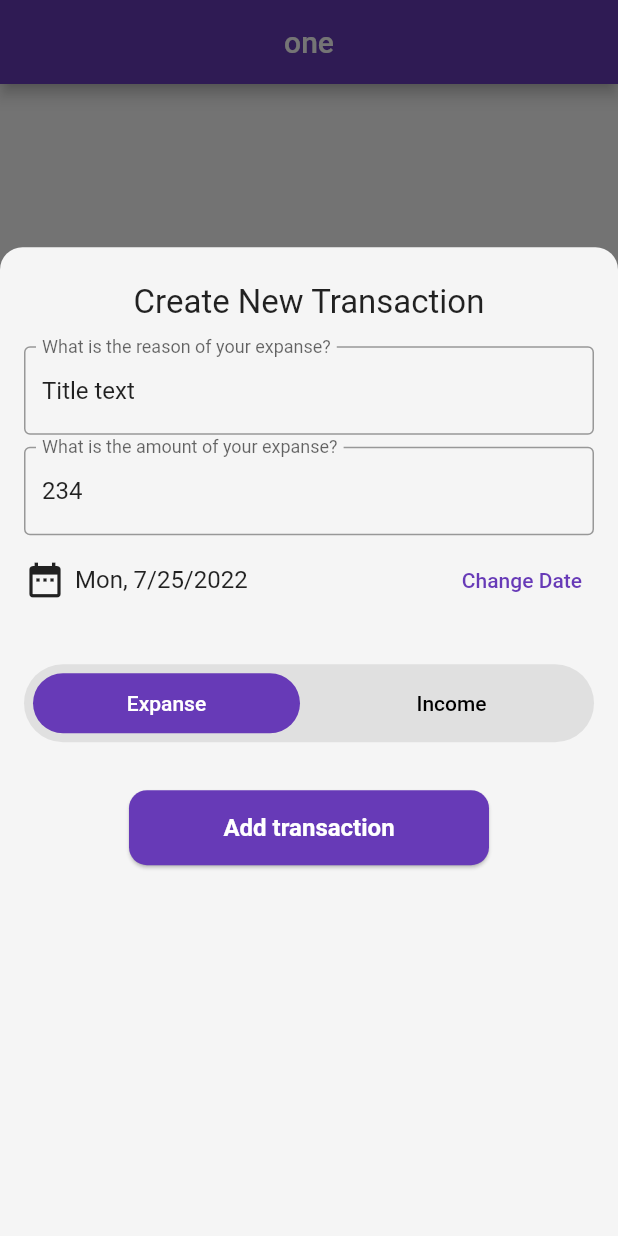
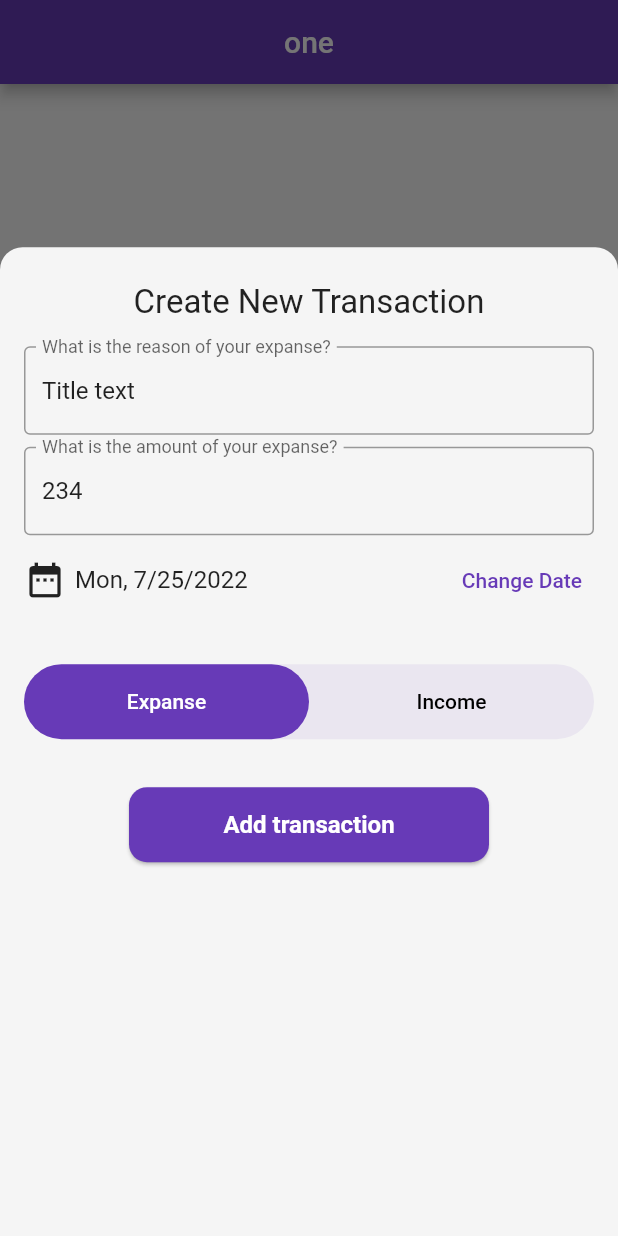
Before and after one commit to hasansujon786/waleti, a Flutter app: the screen it shows once a user with an empty profile is signed in, item 2 of the bottom bar chosen, after a tap on the "add" icon, on a phone screen of 412 x 824 dp. Run offline on Flutter 3.47's test engine with Material 2 defaults, Android fonts, the phone set to English and light mode, and no system bars; our stand-ins replace cloud_firestore, firebase_auth, firebase_core, fl_chart, flutter_riverpod, google_sign_in; accounts and stored records are empty; Roboto replaces fonts that are missing (rubik).

Commit message:
ui: add line chat ui

```diff
--- a/lib/main.dart
+++ b/lib/main.dart
@@ -1,4 +1,5 @@
 import 'package:flutter/material.dart';
+import 'package:flutter/services.dart';
 import 'package:flutter_riverpod/flutter_riverpod.dart';
 import 'package:firebase_core/firebase_core.dart';
 import 'package:cloud_firestore/cloud_firestore.dart';
@@ -15,6 +16,6 @@ Future<void> main() async {
   if (shouldUseFirestoreEmulator) {
     FirebaseFirestore.instance.useFirestoreEmulator('localhost', 8080);
   }
-  // await SystemChrome.setPreferredOrientations([DeviceOrientation.portraitUp]);
+  await SystemChrome.setPreferredOrientations([DeviceOrientation.portraitUp]);
   runApp(const ProviderScope(child: App()));
 }
--- a/lib/pages/home/view/home.view.dart
+++ b/lib/pages/home/view/home.view.dart
@@ -1,13 +1,7 @@
 import 'package:flutter/material.dart';
 import 'package:flutter_riverpod/flutter_riverpod.dart';
 
-import '../../../configs/configs.dart';
-import '../../../controllers/controllers.dart';
-import '../../../models/models.dart';
-import '../../../pages/pages.dart';
 import '../widgets/widgets.dart';
-
-const Color _bg = Colors.blue;
 
 class HomeView extends ConsumerWidget {
   final String title;
@@ -15,125 +9,13 @@ class HomeView extends ConsumerWidget {
 
   @override
   Widget build(BuildContext context, ref) {
-    return Scaffold(
+    return const Scaffold(
       backgroundColor: Colors.white,
       body: CustomScrollView(
         slivers: <Widget>[
-          sliverAppbar(),
-          const _ListTopRCorner(),
-          // listItems(),
-          listItems2(ref),
-        ],
-      ),
-    );
-  }
-
-  SliverAppBar sliverAppbar() {
-    return SliverAppBar(
-      title: Row(
-        mainAxisAlignment: MainAxisAlignment.center,
-        children: const <Widget>[
-          Padding(padding: EdgeInsets.all(16.0), child: Text(Constants.appName)),
-        ],
-      ),
-      expandedHeight: 230.0,
-      floating: false,
-      pinned: true,
-      stretch: true,
-      flexibleSpace: FlexibleSpaceBar(
-        background: Container(
-          color: _bg,
-          // child: const Center(child: Text('fooo')),
-        ),
-      ),
-    );
-  }
-
-  Widget listItems() {
-    return StreamBuilder(
-      stream: readTransactionsStream(),
-      builder: (BuildContext context, AsyncSnapshot snapshot) {
-        if (snapshot.hasError) return buildSliverBoxCenter(Text('Error: ${snapshot.error.toString()}'));
-        if (snapshot.connectionState == ConnectionState.waiting) return buildSliverBoxCenter(const Text('Loading...'));
-
-        final List<MyTransaction> transactions = snapshot.data;
-        if (snapshot.hasData && transactions.isNotEmpty) {
-          return SliverList(
-            delegate: SliverChildBuilderDelegate(
-              (context, index) => TransactionListItem(
-                transaction: transactions[index],
-                onTap: () {
-                  Navigator.of(context).pushNamed(
-                    TransactionDetailsView.routeName,
-                    arguments: transactions[index],
-                  );
-                },
-              ),
-              childCount: transactions.length,
-            ),
-          );
-        }
-        return buildSliverBoxCenter(const Text('No Data'));
-      },
-    );
-  }
-
-  Widget listItems2(WidgetRef ref) {
-    final itemList = ref.watch(transactionListControllerProvider);
-    return itemList.when(
-        data: (transactions) => SliverList(
-                delegate: SliverChildBuilderDelegate(
-              (context, index) => TransactionListItem(
-                transaction: transactions[index],
-                onTap: () async {
-                  final deleteTransactionId = await Navigator.of(context).pushNamed(
-                    TransactionDetailsView.routeName,
-                    arguments: index,
-                  ) as String?;
-                  if (deleteTransactionId != null) {
-                    ref.read(transactionListControllerProvider.notifier).deleteItem(itemId: deleteTransactionId);
-                  }
-                },
-              ),
-              childCount: transactions.length,
-            )),
-        error: (e, _) => buildSliverBoxCenter(const Text('error')),
-        loading: () => buildSliverBoxCenter(const Text('Loading... 2')));
-  }
-
-  SliverToBoxAdapter buildSliverBoxCenter(Widget child) {
-    return SliverToBoxAdapter(
-      child: SizedBox(
-        height: 100,
-        child: Center(child: child),
-      ),
-    );
-  }
-}
-
-class _ListTopRCorner extends StatelessWidget {
-  const _ListTopRCorner({Key? key}) : super(key: key);
-
-  @override
-  Widget build(BuildContext context) {
-    double height = 30;
-    return SliverToBoxAdapter(
-      child: Stack(
-        children: [
-          Container(color: _bg, height: height),
-          Container(
-            padding: const EdgeInsets.fromLTRB(24, 16, 24, 2),
-            width: double.infinity,
-            decoration: BoxDecoration(
-              color: Colors.white,
-              borderRadius: BorderRadius.only(
-                topLeft: Radius.circular(height),
-                topRight: Radius.circular(height),
-              ),
-            ),
-            // height: 30,
-            child: const Text('Today'),
-          ),
+          SliverHeader(),
+          SliverListTopRCorner(child: Text('Transactions')),
+          TransactionList(),
         ],
       ),
     );
--- /dev/null
+++ b/lib/pages/home/widgets/sliver_header.dart
@@ -0,0 +1,88 @@
+import 'package:flutter/material.dart';
+import 'package:waleti/models/models.dart';
+
+import '../../../configs/configs.dart';
+import 'package:waleti/shared/ui/ui.dart';
+
+// const _bg = Colors.blue;
+const _bg = Color(0xffF8FAF7);
+
+class SliverHeader extends StatelessWidget {
+  const SliverHeader({Key? key}) : super(key: key);
+
+  @override
+  Widget build(BuildContext context) {
+    return SliverAppBar(
+      title: const Text(Constants.appName, style: TextStyle(color: _bg)),
+      expandedHeight: 320,
+      pinned: true,
+      stretch: true,
+      flexibleSpace: FlexibleSpaceBar(
+        background: Container(
+          color: _bg,
+          child: Column(
+            mainAxisAlignment: MainAxisAlignment.spaceBetween,
+            children: [
+              const SizedBox(height: 24),
+              const Expanded(
+                child: LineChartContainer(),
+              ),
+              Padding(
+                padding: const EdgeInsets.symmetric(vertical: 8, horizontal: 20),
+                child: TabularSwitch<MyTransactionDataType>(
+                  onSelect: (selected) {
+                    print(selected);
+                  },
+                  optionNames: const ['Expanse', 'Income'],
+                  options: const [MyTransactionDataType.expanse, MyTransactionDataType.income],
+                ),
+              )
+            ],
+          ),
+          // child: const Center(child: Text('fooo')),
+        ),
+      ),
+    );
+  }
+}
+
+class SliverListTopRCorner extends StatelessWidget {
+  final Widget child;
+  const SliverListTopRCorner({Key? key, required this.child}) : super(key: key);
+
+  @override
+  Widget build(BuildContext context) {
+    final mq = MediaQuery.of(context);
+    double height = 25;
+    return SliverToBoxAdapter(
+      child: Container(
+        color: _bg,
+        child: Stack(
+          clipBehavior: Clip.none,
+          children: [
+            Container(
+              width: mq.size.width,
+              padding: const EdgeInsets.fromLTRB(24, 16, 24, 2),
+              decoration: BoxDecoration(
+                color: Colors.white,
+                border: Border.all(color: Colors.grey.shade200),
+                borderRadius: BorderRadius.only(
+                  topLeft: Radius.circular(height),
+                  topRight: Radius.circular(height),
+                ),
+              ),
+              child: child,
+            ),
+            Positioned(
+              bottom: -2,
+              right: 0,
+              height: 4,
+              width: mq.size.width,
+              child: Container(color: Colors.white),
+            ),
+          ],
+        ),
+      ),
+    );
+  }
+}
--- /dev/null
+++ b/lib/pages/home/widgets/transaction_list.dart
@@ -0,0 +1,44 @@
+import 'package:flutter/material.dart';
+import 'package:flutter_riverpod/flutter_riverpod.dart';
+
+import '../../../controllers/controllers.dart';
+import '../../../pages/pages.dart';
+import 'widgets.dart';
+
+class TransactionList extends ConsumerWidget {
+  const TransactionList({Key? key}) : super(key: key);
+
+  @override
+  Widget build(BuildContext context, ref) {
+    final itemList = ref.watch(transactionListControllerProvider);
+    return itemList.when(
+        data: (transactions) => SliverList(
+              delegate: SliverChildBuilderDelegate(
+                (context, index) => TransactionListItem(
+                  transaction: transactions[index],
+                  onTap: () async {
+                    final deleteTransactionId = await Navigator.of(context).pushNamed(
+                      TransactionDetailsView.routeName,
+                      arguments: index,
+                    ) as String?;
+                    if (deleteTransactionId != null) {
+                      ref.read(transactionListControllerProvider.notifier).deleteItem(itemId: deleteTransactionId);
+                    }
+                  },
+                ),
+                childCount: transactions.length,
+              ),
+            ),
+        error: (e, _) => buildSliverBoxCenter(const Text('error')),
+        loading: () => buildSliverBoxCenter(const Text('Loading... 2')));
+  }
+
+  SliverToBoxAdapter buildSliverBoxCenter(Widget child) {
+    return SliverToBoxAdapter(
+      child: SizedBox(
+        height: 100,
+        child: Center(child: child),
+      ),
+    );
+  }
+}
--- a/lib/pages/home/widgets/widgets.dart
+++ b/lib/pages/home/widgets/widgets.dart
@@ -1 +1,3 @@
 export 'transaction_list_item.dart';
+export 'transaction_list.dart';
+export 'sliver_header.dart';
--- a/lib/shared/ui/create_transaction_modal.dart
+++ b/lib/shared/ui/create_transaction_modal.dart
@@ -123,7 +123,7 @@ class _CreateTransactionModalState extends State<CreateTransactionModal> {
                     ],
                   ),
                   const SizedBox(height: 32),
-                  CustomSwitch<MyTransactionDataType>(
+                  TabularSwitch<MyTransactionDataType>(
                     onSelect: (selected) => _transactionType = selected,
                     optionNames: const ['Expanse', 'Income'],
                     options: const [MyTransactionDataType.expanse, MyTransactionDataType.income],
--- a/lib/shared/ui/custom_switch.dart
+++ b/lib/shared/ui/custom_switch.dart
@@ -1,21 +1,23 @@
 import 'package:flutter/material.dart';
 
-class CustomSwitch<T> extends StatefulWidget {
+class TabularSwitch<T> extends StatefulWidget {
   final List<String> optionNames;
   final List<T> options;
   final Function(T) onSelect;
-  const CustomSwitch({
+  final double margin;
+  const TabularSwitch({
     Key? key,
     required this.optionNames,
     required this.options,
     required this.onSelect,
+    this.margin = 0.00,
   }) : super(key: key);
 
   @override
-  State<CustomSwitch<T>> createState() => _CustomSwitchState<T>();
+  State<TabularSwitch<T>> createState() => _TabularSwitchState<T>();
 }
 
-class _CustomSwitchState<T> extends State<CustomSwitch<T>> {
+class _TabularSwitchState<T> extends State<TabularSwitch<T>> {
   static final _alignments = [Alignment.centerLeft, Alignment.centerRight];
   var _colors = [Colors.white, Colors.black];
   var _selectedIndex = 0;
@@ -23,10 +25,10 @@ class _CustomSwitchState<T> extends State<CustomSwitch<T>> {
   @override
   Widget build(BuildContext context) {
     return Container(
-      height: 52,
+      height: 50,
       width: double.infinity,
       decoration: BoxDecoration(
-        color: Colors.grey.shade300,
+        color: Theme.of(context).primaryColor.withOpacity(0.08),
         borderRadius: BorderRadius.circular(50),
       ),
       child: Stack(
@@ -38,7 +40,7 @@ class _CustomSwitchState<T> extends State<CustomSwitch<T>> {
             child: FractionallySizedBox(
               widthFactor: 1 / widget.optionNames.length,
               child: Container(
-                margin: const EdgeInsets.all(6),
+                margin: EdgeInsets.all(widget.margin),
                 decoration: BoxDecoration(
                   color: Theme.of(context).primaryColor,
                   borderRadius: BorderRadius.circular(50),
@@ -61,16 +63,13 @@ class _CustomSwitchState<T> extends State<CustomSwitch<T>> {
                     },
                     child: Container(
                       color: Colors.transparent,
-                      child: Center(
-                        child: AnimatedDefaultTextStyle(
-                          child: Text(
-                            widget.optionNames[i],
-                            style: const TextStyle(
-                              fontWeight: FontWeight.w500,
-                            ),
-                          ),
-                          style: TextStyle(color: _colors[i]),
-                          duration: const Duration(milliseconds: 200),
+                      alignment: Alignment.center,
+                      child: AnimatedDefaultTextStyle(
+                        style: TextStyle(color: _colors[i]),
+                        duration: const Duration(milliseconds: 200),
+                        child: Text(
+                          widget.optionNames[i],
+                          style: const TextStyle(fontWeight: FontWeight.w500),
                         ),
                       ),
                     ),
--- /dev/null
+++ b/lib/shared/ui/line_chart.dart
@@ -0,0 +1,158 @@
+import 'package:fl_chart/fl_chart.dart';
+import 'package:flutter/material.dart';
+
+class LineChartWeek extends StatelessWidget {
+  const LineChartWeek({Key? key}) : super(key: key);
+
+  @override
+  Widget build(BuildContext context) {
+    return Padding(
+      padding: const EdgeInsets.symmetric(horizontal: 20),
+      child: LineChart(
+        chartData,
+        swapAnimationDuration: const Duration(milliseconds: 250),
+      ),
+    );
+  }
+
+  LineChartData get chartData => LineChartData(
+        lineTouchData: LineTouchData(enabled: false),
+        gridData: FlGridData(show: false),
+        titlesData: titlesData,
+        borderData: borderData,
+        lineBarsData: [
+          barData,
+        ],
+        minX: 0,
+        maxX: 12,
+        maxY: 7,
+        minY: 0,
+      );
+
+  LineChartBarData get barData => LineChartBarData(
+        isCurved: false,
+        color: const Color(0x99aa4cfc),
+        barWidth: 4,
+        isStrokeCapRound: false,
+        dotData: FlDotData(show: true),
+        belowBarData: BarAreaData(
+          show: true,
+          gradient: const LinearGradient(
+            colors: [
+              Color(0x83aa4cfc),
+              Color(0x00aa4cfc),
+            ],
+            begin: Alignment.topCenter,
+            end: Alignment.bottomCenter,
+          ),
+        ),
+        spots: const [
+          FlSpot(-20, 9),
+          FlSpot(0, 3),
+          FlSpot(2, 2.8),
+          FlSpot(4, 1.2),
+          FlSpot(6, 2.8),
+          FlSpot(8, 2.6),
+          FlSpot(10, 3.9),
+          FlSpot(12, 3),
+          FlSpot(20, 3),
+        ],
+      );
+
+  // decorations
+  FlBorderData get borderData => FlBorderData(
+        show: false,
+        border: const Border(
+          bottom: BorderSide(color: Color(0x404e4965), width: 1),
+          left: BorderSide(color: Colors.transparent),
+          right: BorderSide(color: Colors.transparent),
+          top: BorderSide(color: Colors.transparent),
+        ),
+      );
+
+  FlTitlesData get titlesData => FlTitlesData(
+        rightTitles: AxisTitles(sideTitles: SideTitles(showTitles: false)),
+        topTitles: AxisTitles(sideTitles: SideTitles(showTitles: false)),
+        leftTitles: AxisTitles(sideTitles: SideTitles(showTitles: false)),
+        bottomTitles: AxisTitles(
+          sideTitles: SideTitles(
+            showTitles: true,
+            reservedSize: 32,
+            interval: 1,
+            getTitlesWidget: bottomTitleWidgets,
+          ),
+        ),
+      );
+
+  Widget bottomTitleWidgets(double value, TitleMeta meta) {
+    const style = TextStyle(
+      color: Color(0xff72719b),
+      fontWeight: FontWeight.bold,
+      fontSize: 16,
+    );
+    String text;
+    switch (value.toInt()) {
+      case 0:
+        text = 'S';
+        break;
+      case 2:
+        text = 'M';
+        break;
+      case 4:
+        text = 'T';
+        break;
+      case 6:
+        text = 'W';
+        break;
+      case 8:
+        text = 'T';
+        break;
+      case 10:
+        text = 'F';
+        break;
+      case 12:
+        text = 'S';
+        break;
+      default:
+        text = '';
+        break;
+    }
+
+    return SideTitleWidget(axisSide: meta.axisSide, child: Text(text, style: style));
+  }
+}
+
+class LineChartContainer extends StatefulWidget {
+  const LineChartContainer({Key? key}) : super(key: key);
+
+  @override
+  State<StatefulWidget> createState() => LineChartContainerState();
+}
+
+class LineChartContainerState extends State<LineChartContainer> {
+  @override
+  Widget build(BuildContext context) {
+    return AspectRatio(
+      aspectRatio: 1.5, // 3/2
+      child: Container(
+        // decoration: const BoxDecoration(
+        //   gradient: LinearGradient(
+        //     colors: [
+        //       Color(0xff2c274c),
+        //       Color(0xff46426c),
+        //     ],
+        //     begin: Alignment.bottomCenter,
+        //     end: Alignment.topCenter,
+        //   ),
+        // ),
+        child: Column(
+          crossAxisAlignment: CrossAxisAlignment.stretch,
+          children: const <Widget>[
+            Expanded(child: LineChartWeek()),
+            SizedBox(height: 10),
+          ],
+        ),
+      ),
+    );
+  }
+}
--- a/lib/shared/ui/ui.dart
+++ b/lib/shared/ui/ui.dart
@@ -4,3 +4,5 @@ export 'custom_switch.dart';
 export 'botton_nav_bar.dart';
 export 'create_transaction_modal.dart';
 export 'auth_wrapper.dart';
+export 'line_chart.dart';
+export 'chart.dart';
--- a/pubspec.yaml
+++ b/pubspec.yaml
@@ -40,6 +40,8 @@ dependencies:
   cloud_firestore: ^3.3.0
   firebase_auth: ^3.4.2
   google_sign_in: ^5.4.0
+  sliver_tools: ^0.2.7
+  fl_chart: ^0.55.0
 
 dev_dependencies:
   flutter_test:
```
Also changed, not shown: lib/shared/ui/chart.dart (added, +285 -0 lines), pubspec.lock.
